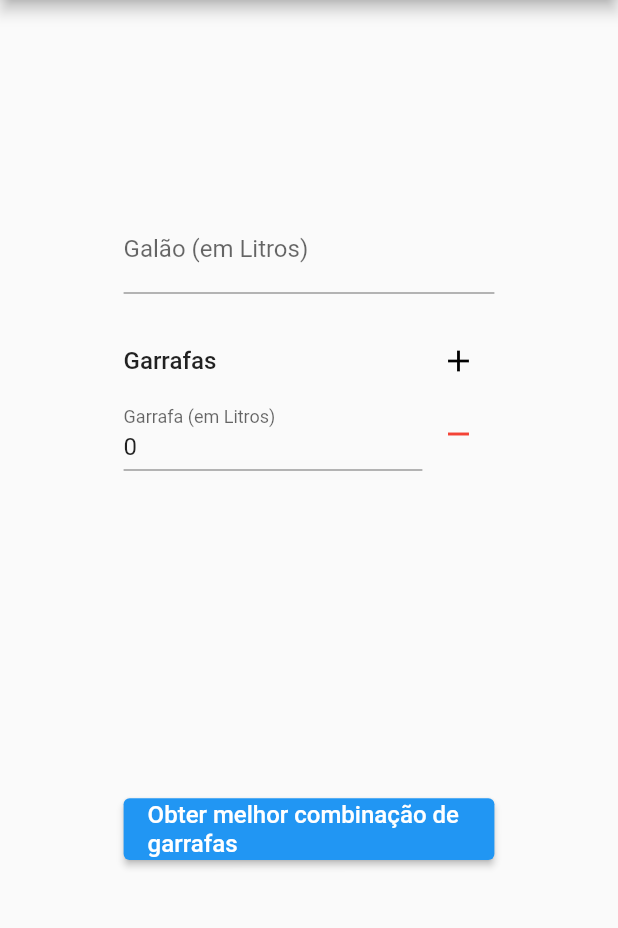
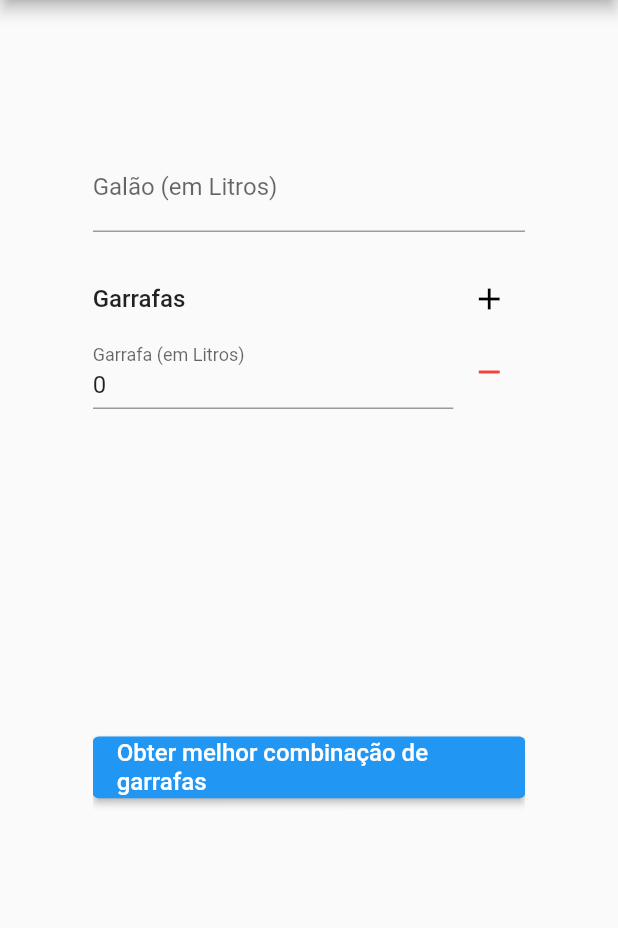
Before and after one commit to GabrielJulio/desafio_yeslist, a Flutter app: the screen it shows after launch, after a tap on the "add" icon, on a phone screen of 412 x 824 dp, the part 84-1012 px from its top. Run offline on Flutter 3.47's test engine with Material 2 defaults, Android fonts, the light colour scheme and no system bars.

Commit message:
Refatoração

```diff
--- a/lib/bottle_chooser/bottle_chooser.dart
+++ b/lib/bottle_chooser/bottle_chooser.dart
@@ -13,7 +13,7 @@ class BottleChooser extends ChangeNotifier {
   // Getters
   int get bottlesAmount => bottles.length;
 
-  num get remainingWater => _remainingWater;
+  num get remainingWater => num.parse(_remainingWater.toStringAsFixed(2));
 
   bool get isLoading => _isLoading;
 
--- a/lib/home_page/home_page.dart
+++ b/lib/home_page/home_page.dart
@@ -22,8 +22,9 @@ class _HomePageState extends State<HomePage> {
       ),
       body: Center(
         child: Container(
-          height: MediaQuery.of(context).size.height * .6,
-          width: MediaQuery.of(context).size.width * .6,
+          height: MediaQuery.of(context).size.height * .7,
+          width: MediaQuery.of(context).size.width * .7,
+          child: ClipRect(
             child: Column(
               children: [
                 BottleChooserForm(),
@@ -33,7 +34,8 @@ class _HomePageState extends State<HomePage> {
                 Consumer<BottleChooser>(builder: (_, bottleChooser, __) {
                   if (bottleChooser.bestCombination.length > 0) {
                     return Row(children: [
-                    Text('A melhor combinção é usando as garrafas de volume:'),
+                      Text(
+                          'A melhor combinção é usando as garrafas de volume:'),
                       Row(
                         children: bottleChooser.bestCombination
                             .map((bottle) => Text(' ${bottle}L'))
@@ -43,8 +45,9 @@ class _HomePageState extends State<HomePage> {
                   } else {
                     return Container();
                   }
-              })
+                }),
               ],
+            ),
           ),
         ),
       ),
--- a/lib/main.dart
+++ b/lib/main.dart
@@ -5,10 +5,10 @@ import 'package:provider/provider.dart';
 import 'home_page/home_page.dart';
 
 void main() {
-  runApp(MyApp());
+  runApp(YesListChallengeApp());
 }
 
-class MyApp extends StatelessWidget {
+class YesListChallengeApp extends StatelessWidget {
   final title = 'Desafio YesList';
 
   @override
```
Also changed, not shown: 4 other files. Lines whose indentation alone changed are shown as unchanged.
